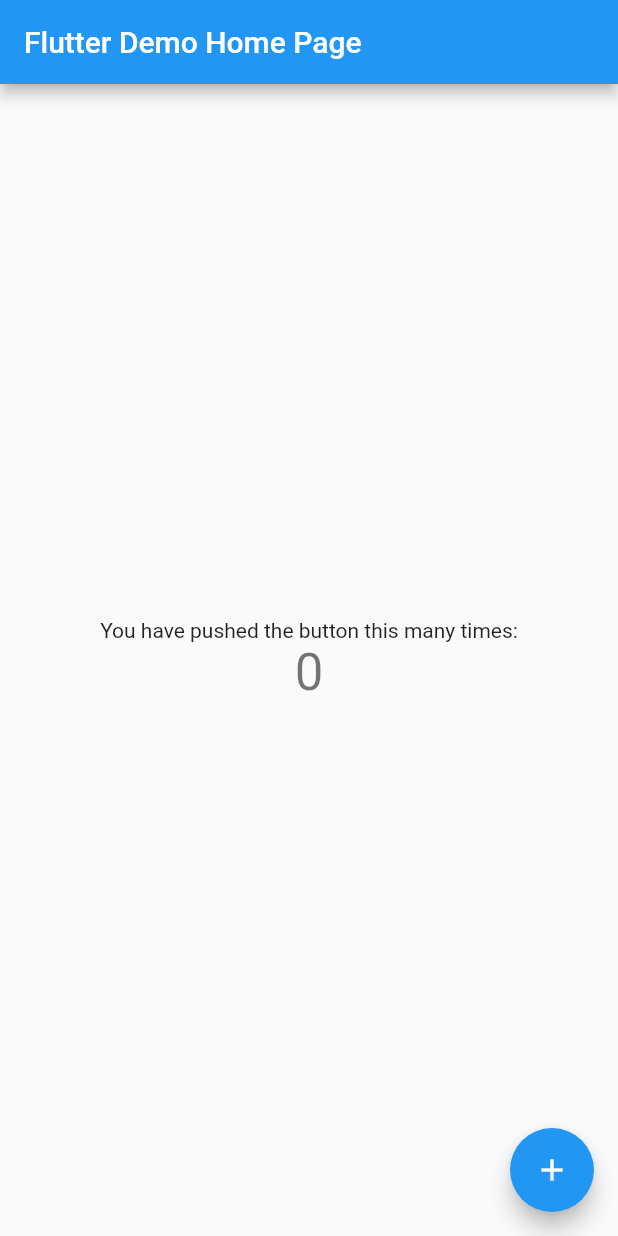
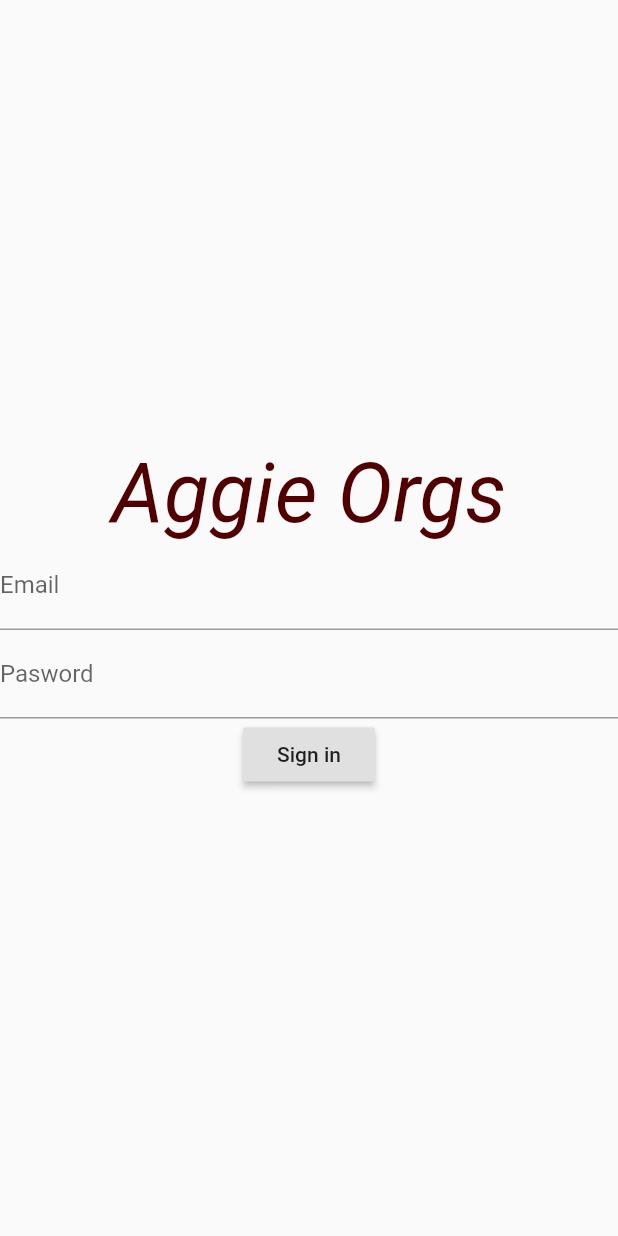
Before and after one commit to aggie-coding-club/Aggie-Involvement-Project, a Flutter app: the screen it shows after launch, on a phone screen of 412 x 824 dp. Run offline on Flutter 3.47's test engine with Material 2 defaults, Android fonts, the phone set to English and light mode, and no system bars.

Commit message:
Basic Framework for Login Page
Still has some bugs and alignment issues. Sign in button currently does not do anything.

```diff
--- /dev/null
+++ b/lib/Pages/login_page.dart
@@ -0,0 +1,69 @@
+import 'package:flutter/material.dart';
+
+class LoginPage extends StatefulWidget {
+  String _email, _password;
+  final GlobalKey<FormState> _formKey = GlobalKey<FormState>();
+  @override
+  _LoginPageState createState() => _LoginPageState();
+}
+
+class _LoginPageState extends State<LoginPage> {
+  Color aggiemaroon = const Color(0x500000);
+  String _email, _password;
+  final GlobalKey<FormState> _formKey = GlobalKey<FormState>();
+  @override
+  Widget build(BuildContext context) {
+    return Scaffold(
+      body : Form(
+        key: _formKey,
+        child: Center(
+          child: Column(
+            mainAxisAlignment: MainAxisAlignment.center,
+            children: <Widget>[
+              RichText(
+                text: TextSpan(
+                  text: "Aggie Orgs",
+                  style: TextStyle(
+                    color: aggiemaroon.withOpacity(1.0),
+                    fontSize: 55,
+                    fontStyle: FontStyle.italic,
+                    fontWeight: FontWeight.w400,
+                  ),
+                ),
+              ),
+              TextFormField(
+                validator: (input){
+                  if(input.isEmpty){
+                    // ignore: missing_return
+                    return "Please type an email";
+                  }
+                },
+                onSaved: (input) => _email = input,
+                decoration: InputDecoration(
+                  labelText: "Email"
+                ),
+              ),
+              TextFormField(
+                validator: (input){
+                  // ignore: missing_return
+                  if(input.length < 6){
+                    return "Please enter a password";
+                  }
+                },
+                onSaved: (input) => _password = input,
+                decoration: InputDecoration(
+                    labelText: "Pasword"
+                ),
+                obscureText: true,
+              ),
+              RaisedButton(
+                onPressed: () {},
+                child: Text("Sign in"),
+              )
+            ],
+          ),
+        ),
+      ),
+    );
+  }
+}
--- a/lib/main.dart
+++ b/lib/main.dart
@@ -1,3 +1,4 @@
+import 'package:ag_inv/Pages/login_page.dart';
 import 'package:flutter/material.dart';
 
 void main() => runApp(MyApp());
@@ -6,106 +7,26 @@ class MyApp extends StatelessWidget {
   // This widget is the root of your application.
   @override
   Widget build(BuildContext context) {
+/*    Map<int, Color> color =
+    {
+      50:Color.fromRGBO(255,255,255, .1),
+      100:Color.fromRGBO(255,255,255, .2),
+      200:Color.fromRGBO(255,255,255, .3),
+      300:Color.fromRGBO(255,255,255, .4),
+      400:Color.fromRGBO(255,255,255, .5),
+      500:Color.fromRGBO(255,255,255, .6),
+      600:Color.fromRGBO(255,255,255, .7),
+      700:Color.fromRGBO(255,255,255, .8),
+      800:Color.fromRGBO(255,255,255, .9),
+      900:Color.fromRGBO(255,255,255, 1),
+    };
+    MaterialColor colorCustom = MaterialColor(0xFFFFFFFF, color);*/
     return MaterialApp(
       title: 'Flutter Demo',
       theme: ThemeData(
-        // This is the theme of your application.
-        //
-        // Try running your application with "flutter run". You'll see the
-        // application has a blue toolbar. Then, without quitting the app, try
-        // changing the primarySwatch below jto Colors.green and then invoke
-        // "hot reload" (press "r" in the console where you ran "flutter run",
-        // or simply save your changes to "hot reload" in a Flutter IDE).
-        // Notice that the counter didn't reset back to zero; the application
-        // is not restarted.
         primarySwatch: Colors.blue,
       ),
-      home: MyHomePage(title: 'Flutter Demo Home Page'),
+      home: LoginPage(),
     );
   }
 }
-
-class MyHomePage extends StatefulWidget {
-  MyHomePage({Key key, this.title}) : super(key: key);
-
-  // This widget is the home page of your application. It is stateful, meaning
-  // that it has a State object (defined below) that contains fields that affect
-  // how it looks.
-
-  // This class is the configuration for the state. It holds the values (in this
-  // case the title) provided by the parent (in this case the App widget) and
-  // used by the build method of the State. Fields in a Widget subclass are
-  // always marked "final".
-
-  final String title;
-
-  @override
-  _MyHomePageState createState() => _MyHomePageState();
-}
-
-class _MyHomePageState extends State<MyHomePage> {
-  int _counter = 0;
-
-  void _incrementCounter() {
-    setState(() {
-      // This call to setState tells the Flutter framework that something has
-      // changed in this State, which causes it to rerun the build method below
-      // so that the display can reflect the updated values. If we changed
-      // _counter without calling setState(), then the build method would not be
-      // called again, and so nothing would appear to happen.
-      _counter++;
-    });
-  }
-
-  @override
-  Widget build(BuildContext context) {
-    // This method is rerun every time setState is called, for instance as done
-    // by the _incrementCounter method above.
-    //
-    // The Flutter framework has been optimized to make rerunning build methods
-    // fast, so that you can just rebuild anything that needs updating rather
-    // than having to individually change instances of widgets.
-    return Scaffold(
-      appBar: AppBar(
-        // Here we take the value from the MyHomePage object that was created by
-        // the App.build method, and use it to set our appbar title.
-        title: Text(widget.title),
-      ),
-      body: Center(
-        // Center is a layout widget. It takes a single child and positions it
-        // in the middle of the parent.
-        child: Column(
-          // Column is also a layout widget. It takes a list of children and
-          // arranges them vertically. By default, it sizes itself to fit its
-          // children horizontally, and tries to be as tall as its parent.
-          //
-          // Invoke "debug painting" (press "p" in the console, choose the
-          // "Toggle Debug Paint" action from the Flutter Inspector in Android
-          // Studio, or the "Toggle Debug Paint" command in Visual Studio Code)
-          // to see the wireframe for each widget.
-          //
-          // Column has various properties to control how it sizes itself and
-          // how it positions its children. Here we use mainAxisAlignment to
-          // center the children vertically; the main axis here is the vertical
-          // axis because Columns are vertical (the cross axis would be
-          // horizontal).
-          mainAxisAlignment: MainAxisAlignment.center,
-          children: <Widget>[
-            Text(
-              'You have pushed the button this many times:',
-            ),
-            Text(
-              '$_counter',
-              style: Theme.of(context).textTheme.display1,
-            ),
-          ],
-        ),
-      ),
-      floatingActionButton: FloatingActionButton(
-        onPressed: _incrementCounter,
-        tooltip: 'Increment',
-        child: Icon(Icons.add),
-      ), // This trailing comma makes auto-formatting nicer for build methods.
-    );
-  }
-}
```
Also changed, not shown: pubspec.lock, 1 other file.
